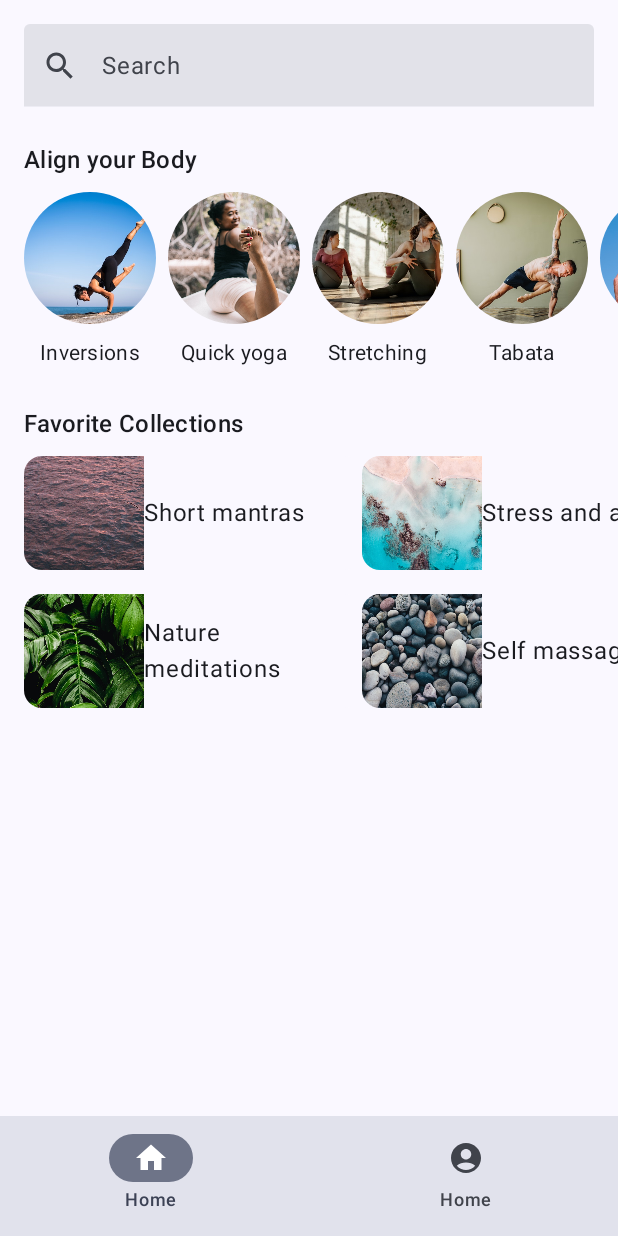
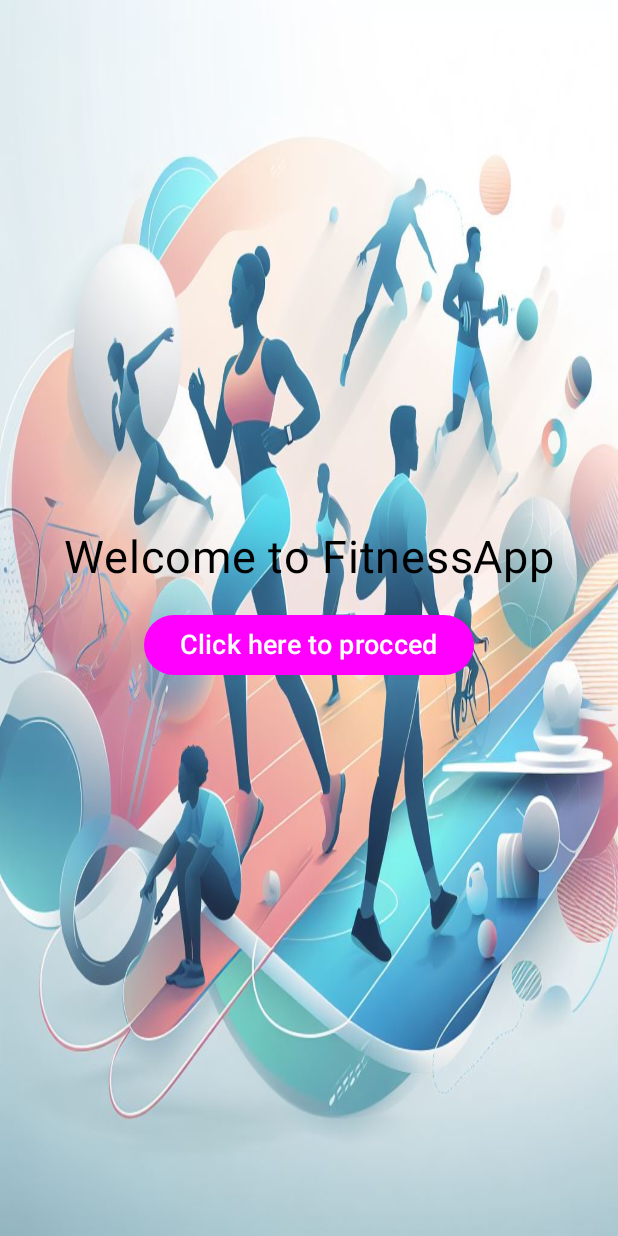
Before and after one commit to anshumanbehera27/FitnessAppMaterial3, an Android app built with Jetpack Compose: the screen it shows after launch (MainActivity), on a phone screen of 412 x 824 dp. Run offline under Robolectric (Android 15) with nearby library versions, the phone set to English and light mode, and no system bars; our stand-ins replace window size class.

Commit message:
here i added a intro screen and navgation to the intro screen to main screen

```diff
--- a/app/build.gradle.kts
+++ b/app/build.gradle.kts
@@ -95,6 +95,9 @@ dependencies {
     //implementation ("androidx.compose.material3:material:1.1.0-alpha01")
     implementation ("androidx.compose.ui:ui-tooling:1.1.0-alpha01")
 
+    implementation("androidx.navigation:navigation-compose:2.7.4")
+
+
     // Other dependencies
     implementation ("androidx.appcompat:appcompat:1.4.0")
     implementation ("androidx.core:core-ktx:1.7.0")
--- a/app/src/main/java/com/example/fitpro/MainActivity.kt
+++ b/app/src/main/java/com/example/fitpro/MainActivity.kt
@@ -23,12 +23,16 @@ import androidx.compose.material3.Text
 import androidx.compose.material3.windowsizeclass.ExperimentalMaterial3WindowSizeClassApi
 import androidx.compose.material3.windowsizeclass.WindowSizeClass
 import androidx.compose.material3.windowsizeclass.WindowWidthSizeClass
-import androidx.compose.material3.windowsizeclass.calculateWindowSizeClass
 import androidx.compose.runtime.Composable
 import androidx.compose.ui.Modifier
 import androidx.compose.ui.res.stringResource
 import androidx.compose.ui.tooling.preview.Preview
 import androidx.compose.ui.unit.dp
+import androidx.navigation.compose.NavHost
+import androidx.navigation.compose.composable
+import androidx.navigation.compose.rememberNavController
+import com.example.fitpro.data.home
+import com.example.fitpro.data.welcome
 import com.example.fitpro.ui.theme.FitProTheme
 
 
@@ -41,8 +45,10 @@ class MainActivity : ComponentActivity() {
             FitProTheme {
                 // A surface container using the 'background' color from the theme
 
-                      val windowSizeClass = calculateWindowSizeClass(this)
-                       Myapp(windowSizeClass)
+                    //val windowSizeClass = calculateWindowSizeClass(this)
+//                       Myapp(windowSizeClass)
+               Mynagavation()
+
 
                     }
 
@@ -51,8 +57,21 @@ class MainActivity : ComponentActivity() {
             }
         }
 
+// TODO 14 Add negavite from home screen to new screen
+@OptIn(ExperimentalMaterial3WindowSizeClassApi::class)
+@Composable
+fun Mynagavation(){
+    val  navController = rememberNavController()
 
-
+    NavHost(navController = navController, startDestination = welcome.route){
+        composable(welcome.route){
+            WelcomeScreen(navController)
+        }
+        composable(home.route){
+           portraitModeView()
+        }
+    }
+}
 
 
 // TODO 12 how to chnage the screen when it is protrate and landscape mode
@@ -73,9 +92,7 @@ fun Myapp(windowSize: WindowSizeClass){
 1 - we need to create a function and add it all of the screen in to the patiular column
 2 - how to use the scroll view in the
  with the help of verticalScroll(rememberScrollState())
- 3 - After that we are define the all of the screen one by one
-
-
+ 3 - After that we are define the all of the screen one by on
  */
 @Composable
 fun HomeScreen(modifier: Modifier = Modifier){
@@ -92,6 +109,7 @@ fun HomeScreen(modifier: Modifier = Modifier){
 
         }
         Spacer(Modifier.height(16.dp))
+
 
 
 
@@ -189,6 +207,6 @@ fun FavoriteCollectionsGrid(modifier: Modifier = Modifier){
 @Composable
 fun GreetingPreview() {
     FitProTheme {
-        FavoriteCollectionsGrid()
+
     }
 }
--- /dev/null
+++ b/app/src/main/java/com/example/fitpro/WelcomeScreen.kt
@@ -0,0 +1,58 @@
+package com.example.fitpro
+
+import androidx.compose.foundation.Image
+import androidx.compose.foundation.layout.Arrangement
+import androidx.compose.foundation.layout.Box
+import androidx.compose.foundation.layout.Column
+import androidx.compose.foundation.layout.fillMaxSize
+import androidx.compose.foundation.layout.padding
+import androidx.compose.material3.Button
+import androidx.compose.material3.ButtonDefaults
+import androidx.compose.material3.Text
+import androidx.compose.runtime.Composable
+import androidx.compose.ui.Alignment
+import androidx.compose.ui.Modifier
+import androidx.compose.ui.graphics.Color
+import androidx.compose.ui.layout.ContentScale
+import androidx.compose.ui.res.painterResource
+import androidx.compose.ui.unit.dp
+import androidx.compose.ui.unit.sp
+import androidx.navigation.NavController
+import com.example.fitpro.data.home
+
+// todo 13 create an welcome Screen
+@Composable
+public fun WelcomeScreen(navController: NavController){
+    Box(modifier = Modifier.fillMaxSize()){
+        Image(painter = painterResource(id = R.drawable.first) ,
+            contentDescription = "background",
+            contentScale = ContentScale.FillBounds ,
+            modifier = Modifier.matchParentSize()
+
+        )
+        Column (
+            modifier =  Modifier.fillMaxSize() ,
+            verticalArrangement = Arrangement.Center,
+            horizontalAlignment = Alignment.CenterHorizontally
+        )
+        {
+
+            Text("Welcome to FitnessApp" , fontSize = 30.sp , color = Color.Black )
+
+            Button(onClick = {
+                             navController.navigate(home.route)
+            } ,
+                modifier =  Modifier.padding(16.dp) ,
+                colors = ButtonDefaults.buttonColors(Color.Magenta)
+
+
+            ) {
+                Text(text = "Click here to procced" , fontSize = 18.sp)
+
+            }
+
+        }
+    }
+
+
+}
--- /dev/null
+++ b/app/src/main/java/com/example/fitpro/data/destination.kt
@@ -0,0 +1,12 @@
+package com.example.fitpro.data
+
+interface Destination{
+    val route:String
+}
+object  welcome:Destination{
+    override val route = "welcome"
+
+}
+object home:Destination{
+    override val route = "home"
+}
--- a/app/src/main/res/values/strings.xml
+++ b/app/src/main/res/values/strings.xml
@@ -18,4 +18,5 @@
     <string name="bottom_navigation_home">Home</string>
     <string name="bottom_navigation_profile">Profile</string>
     <string name="placeholder_search">Search</string>
+    <string name="welcome">Welcome to Fitness App</string>
 </resources>
--- a/build.gradle.kts
+++ b/build.gradle.kts
@@ -1,5 +1,5 @@
 // Top-level build file where you can add configuration options common to all sub-projects/modules.
 plugins {
-    id("com.android.application") version "8.1.1" apply false
+    id("com.android.application") version "8.1.3" apply false
     id("org.jetbrains.kotlin.android") version "1.9.10" apply false
 }
```
Also changed, not shown: app/src/main/res/drawable/first.jpg (added), 1 other file.
